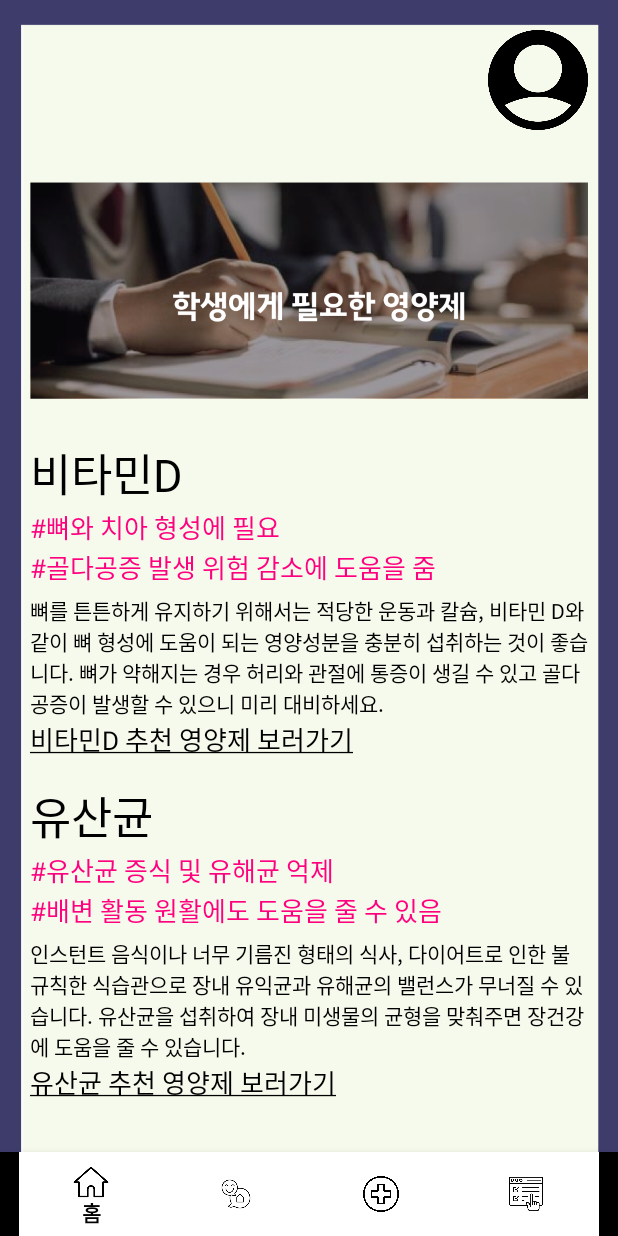
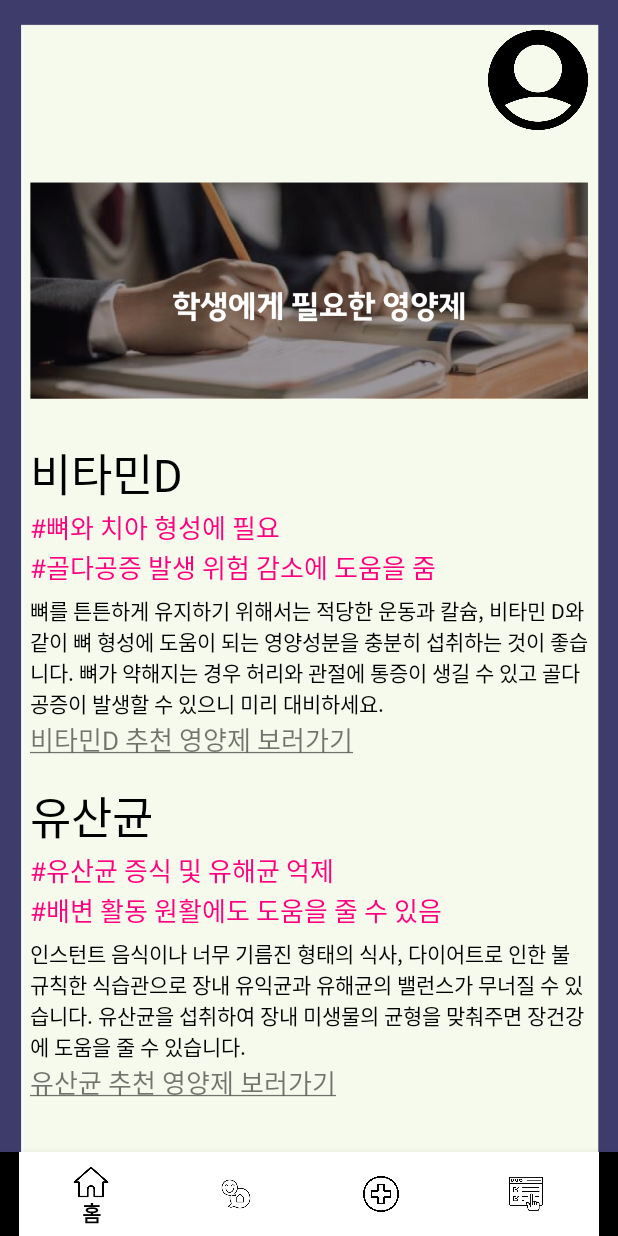
Before and after one commit to gkscoals22/pill_so_good, an Android app: the fragment home_recommend_pill_add1_fragment placed in its activity, on a phone screen of 412 x 824 dp. Run offline under Robolectric (Android 15) with nearby library versions, the phone set to English and light mode, and no system bars.

Commit message:
Fix about conflict

```diff
--- a/app/src/main/java/com/example/pillsogood/home_selected_investigation_fragment.java
+++ b/app/src/main/java/com/example/pillsogood/home_selected_investigation_fragment.java
@@ -14,6 +14,9 @@ import androidx.annotation.Nullable;
 import androidx.appcompat.app.AlertDialog;
 import androidx.fragment.app.Fragment;
 
+import java.util.ArrayList;
+import java.util.List;
+
 public class home_selected_investigation_fragment extends Fragment {
     private View view;
     private static int lutein = 0;
@@ -24,7 +27,6 @@ public class home_selected_investigation_fragment extends Fragment {
     private static int vitaminD = 0;
     private static int omega3 = 0;
     private static int lactobacillus = 0;
-
     private static boolean isChecked10 = false;
     private static boolean isChecked11 = false;
     private static boolean isChecked12 = false;
@@ -32,9 +34,7 @@ public class home_selected_investigation_fragment extends Fragment {
     private static boolean isChecked14 = false;
     private static boolean isChecked15 = false;
     private static boolean isChecked16 = false;
-    private static boolean isChecked17 = false;
-
-    private Button resultButton;
+    private static boolean isChecked17 = false;    private Button resultButton;
 
     private CheckBox chk10_1;
     private CheckBox chk10_2;
@@ -169,6 +169,7 @@ public class home_selected_investigation_fragment extends Fragment {
             public void onClick(View v) {
                 initialize();
                 selectCheckSurvey();
+                setMaxMin();
                 MainActivity activity = (MainActivity)getActivity();
                 if(isAllCheck()){
                     activity.replaceFragment(home_result_investigation_fragment.newInstance());
@@ -374,5 +375,4 @@ public class home_selected_investigation_fragment extends Fragment {
         isChecked15 = false;
         isChecked16 = false;
         isChecked17 = false;
-    }
-}
+    }}
--- a/app/src/main/res/layout/home_recommend_pill_add1.xml
+++ b/app/src/main/res/layout/home_recommend_pill_add1.xml
@@ -80,8 +80,8 @@
             android:id="@+id/textlink1"
             android:textSize="17sp"
             android:linksClickable="true"
+            android:textColorLink="@color/colorAccent"
             android:autoLink="web"
-            android:textColor="#000000"
             />
 
         <TextView
@@ -120,8 +120,8 @@
             android:id="@+id/textlink2"
             android:textSize="17sp"
             android:linksClickable="true"
+            android:textColorLink="@color/colorAccent"
             android:autoLink="web"
-            android:textColor="#000000"
             />
     </LinearLayout>
 
```
